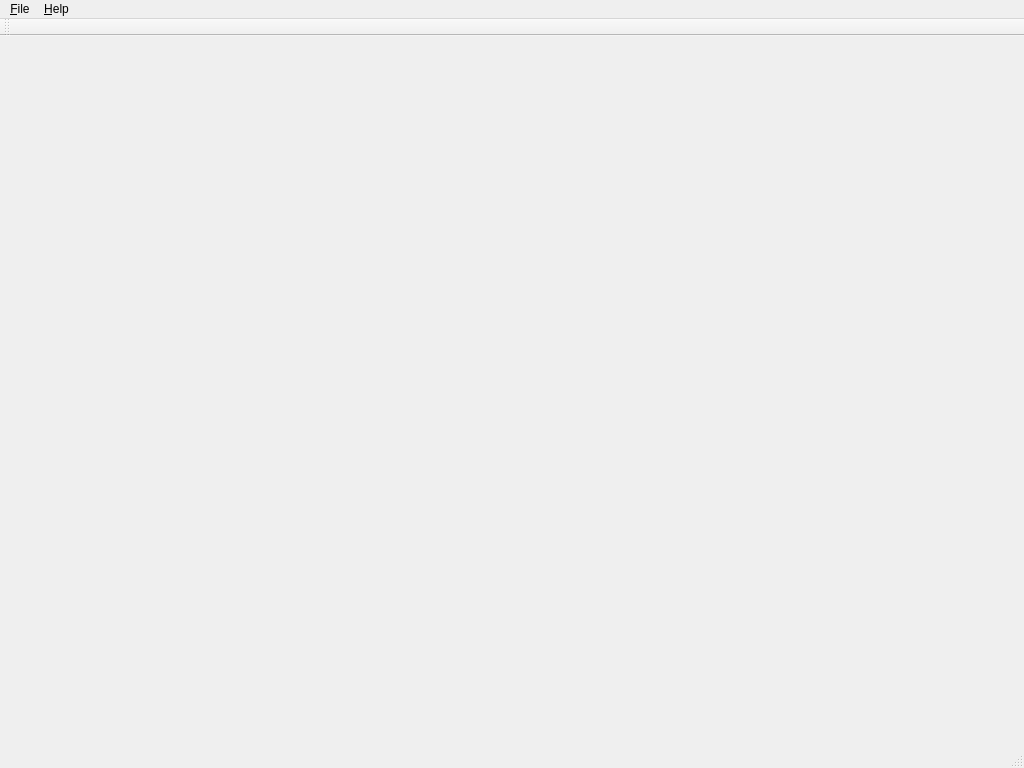
Before: the Qt Designer form res/generatormainwin.ui in Army-Ant/ArmyAntGenerator, drawn with Qt 5.
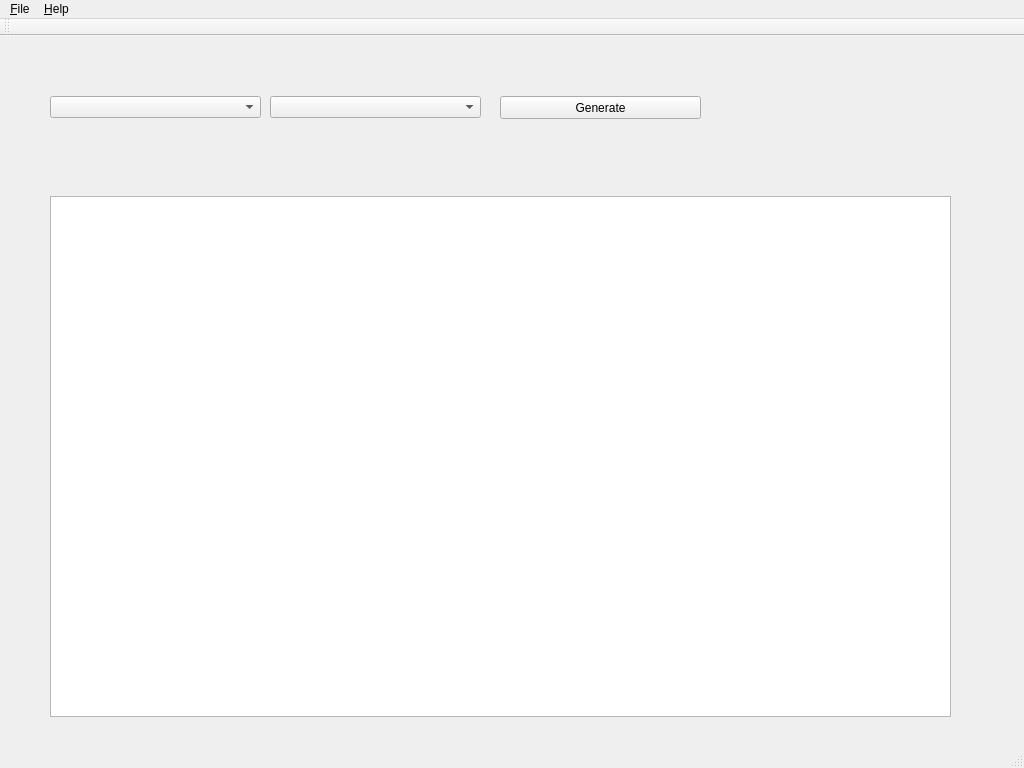
After: the same form once the commit is applied.

Diff of the .ui file:
```diff
--- a/res/generatormainwin.ui
+++ b/res/generatormainwin.ui
@@ -13,7 +13,51 @@
   <property name="windowTitle">
    <string>GeneratorMainWin</string>
   </property>
-  <widget class="QWidget" name="centralWidget"/>
+  <widget class="QWidget" name="centralWidget">
+   <widget class="QComboBox" name="cbRepository">
+    <property name="geometry">
+     <rect>
+      <x>50</x>
+      <y>60</y>
+      <width>211</width>
+      <height>22</height>
+     </rect>
+    </property>
+   </widget>
+   <widget class="QComboBox" name="cbProject">
+    <property name="geometry">
+     <rect>
+      <x>270</x>
+      <y>60</y>
+      <width>211</width>
+      <height>22</height>
+     </rect>
+    </property>
+   </widget>
+   <widget class="QPushButton" name="btnGenerate">
+    <property name="geometry">
+     <rect>
+      <x>500</x>
+      <y>60</y>
+      <width>201</width>
+      <height>23</height>
+     </rect>
+    </property>
+    <property name="text">
+     <string>Generate</string>
+    </property>
+   </widget>
+   <widget class="QTableView" name="tbOptions">
+    <property name="geometry">
+     <rect>
+      <x>50</x>
+      <y>160</y>
+      <width>901</width>
+      <height>521</height>
+     </rect>
+    </property>
+   </widget>
+  </widget>
   <widget class="QMenuBar" name="menuBar">
    <property name="geometry">
     <rect>
```
Left out of the diff: 12 changed lines with no effect on the pictures.
